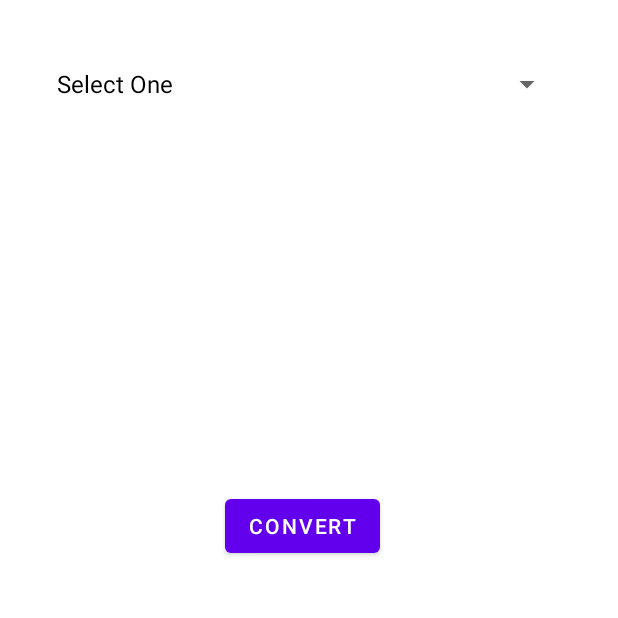
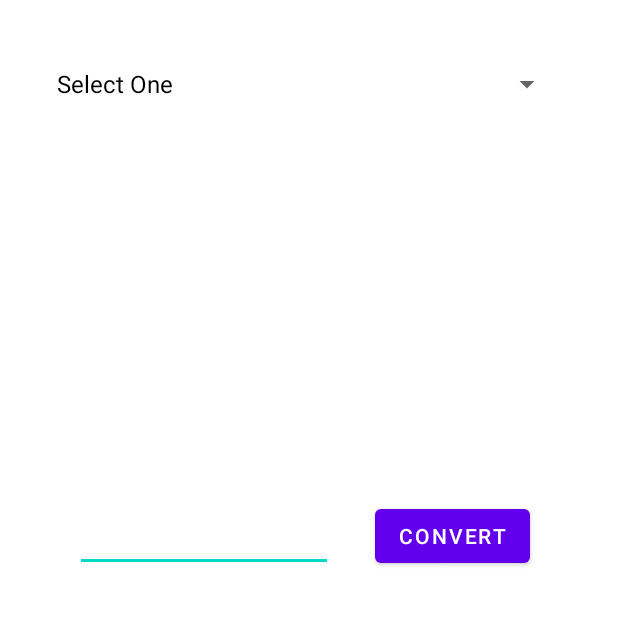
Before and after one commit to MatinMirzaei/BIT372-Matin_Mirzaei, an Android app: the MainActivity screen opened directly, with no data from a screen before it, on a phone screen of 412 x 824 dp, the top half of it. Run offline under Robolectric (Android 15) with nearby library versions, the phone set to English and light mode, and no system bars.

Commit message:
Converter methods added

```diff
--- a/app/src/main/java/com/example/unitcoverter/Converter.java
+++ b/app/src/main/java/com/example/unitcoverter/Converter.java
@@ -1,22 +1,24 @@
 package com.example.unitcoverter;
 
-import androidx.lifecycle.MutableLiveData;
+
 
 public class Converter {
 
-    public MutableLiveData<String> name;
-
-    public Converter(String name) {
-        this.name = new MutableLiveData<>();
-        this.name.setValue(name);
-    }
 
     public static float toCelsius(float fah) {
         return (fah - 32) * 5/9;
-
     }
     public static float toKilogram(float pod) {
 
         return (float) (0.45359237 * pod);
     }
+    public static float toKilometer(float mls) {
+        return (float) (mls * 1.60934);
+    }
+    public static float toMilliliter(float oz) {
+        return (float) (oz * 29.5735);
+    }
+    public static float toMeter(float ft) {
+        return (float) (ft * 0.3048);
+    }
 }
--- a/app/src/main/res/layout/activity_main.xml
+++ b/app/src/main/res/layout/activity_main.xml
@@ -33,7 +33,8 @@
             android:layout_height="wrap_content"
             android:layout_marginStart="95dp"
             android:layout_marginLeft="95dp"
-            android:layout_marginTop="200dp"
+            android:layout_marginTop="100dp"
+            android:layout_marginBottom="100dp"
             android:text=""
             android:textSize="24sp"
             app:layout_constraintHorizontal_bias="0.149"
@@ -41,15 +42,42 @@
             app:layout_constraintRight_toRightOf="parent"
             app:layout_constraintTop_toTopOf="parent" />
 
+        <EditText
+            android:id="@+id/cv_input"
+            android:layout_width="172dp"
+            android:layout_height="wrap_content"
+            android:layout_marginStart="50dp"
+            android:layout_marginLeft="50dp"
+            android:layout_marginTop="25dp"
+            android:ems="10"
+            android:inputType="number"
+            app:layout_constraintEnd_toStartOf="@+id/convert_btn"
+            app:layout_constraintHorizontal_bias="0.373"
+            app:layout_constraintStart_toStartOf="parent"
+            app:layout_constraintTop_toBottomOf="@+id/fahrenheit_title" />
+
+        <TextView
+            android:id="@+id/cv_text"
+            android:layout_width="wrap_content"
+            android:layout_height="wrap_content"
+            android:layout_marginStart="52dp"
+            android:layout_marginLeft="52dp"
+            android:layout_marginTop="16dp"
+            android:layout_marginBottom="-35dp"
+            app:layout_constraintEnd_toStartOf="@+id/convert_btn"
+            app:layout_constraintHorizontal_bias="0.104"
+            app:layout_constraintStart_toStartOf="parent"
+            app:layout_constraintTop_toBottomOf="@+id/fahrenheit_input" />
+
         <Button
             android:id="@+id/convert_btn"
             android:layout_width="wrap_content"
             android:layout_height="wrap_content"
-            android:layout_marginStart="150dp"
-            android:layout_marginLeft="150dp"
-            android:layout_marginTop="16dp"
-            android:layout_marginEnd="24dp"
-            android:layout_marginRight="24dp"
+            android:layout_marginStart="250dp"
+            android:layout_marginLeft="250dp"
+            android:layout_marginTop="-48dp"
+            android:layout_marginEnd="0dp"
+            android:layout_marginRight="0dp"
             android:text="@string/convert"
             app:layout_constraintEnd_toEndOf="parent"
             app:layout_constraintTop_toBottomOf="@+id/fahrenheit_title" />
```
Also changed, not shown: app/src/main/java/com/example/unitcoverter/MainActivity.java (+76 -38 lines).
